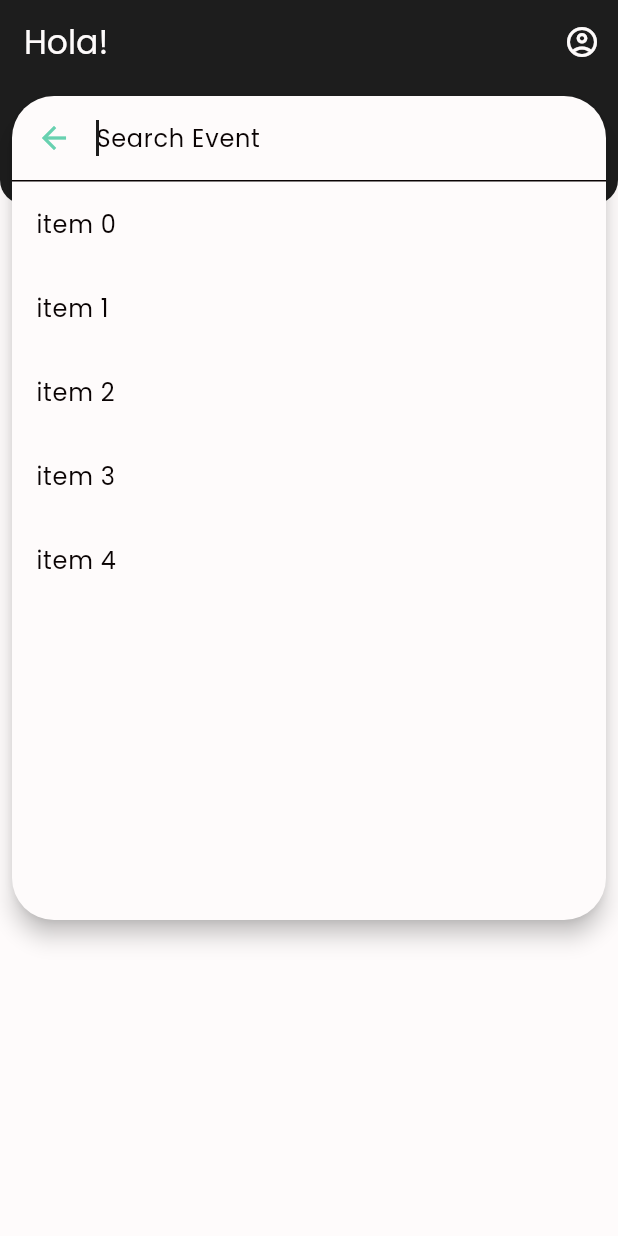
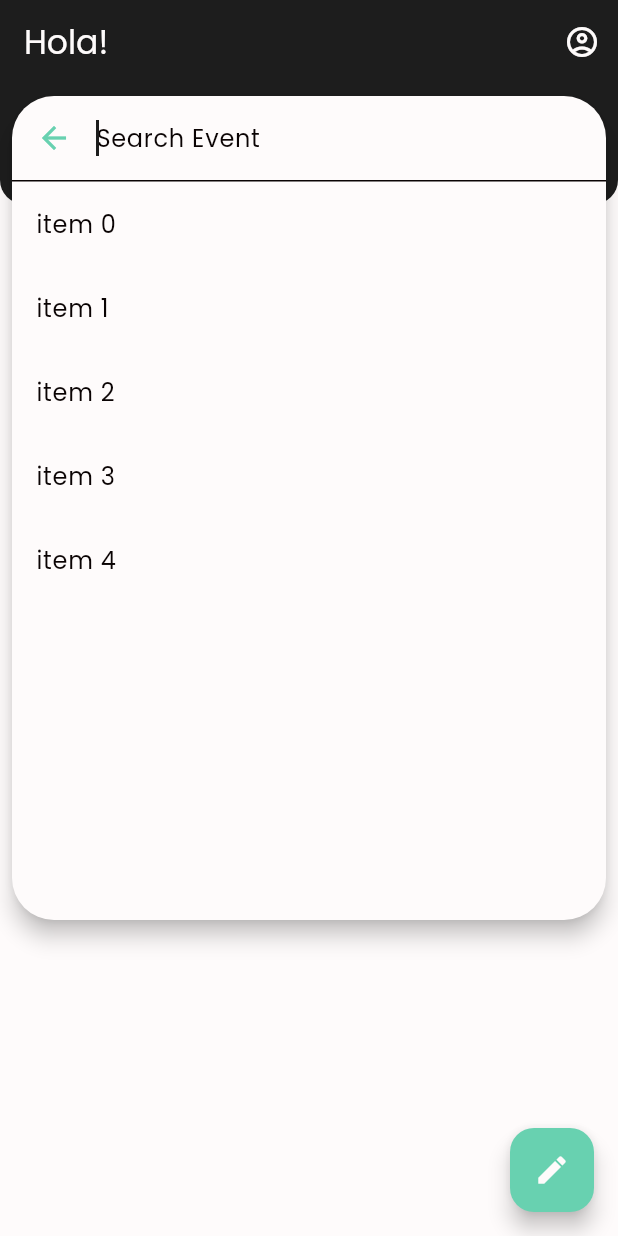
Before and after one commit to keannugran19/refresher, a Flutter app: the EventListScreen screen opened by its route, after a tap on "Search Event", on a phone screen of 412 x 824 dp. Run offline on Flutter 3.47's test engine with Material 3 defaults, Android fonts, the phone set to English and light mode, and no system bars; our stand-ins replace firebase_auth, firebase_core; accounts and stored records are empty.

Commit message:
added floating action button for creating new event

```diff
--- a/lib/views/events/event_list_screen.dart
+++ b/lib/views/events/event_list_screen.dart
@@ -81,6 +81,7 @@ class _EventListScreenState extends State<EventListScreen> {
           ],
         ),
       ),
+      floatingActionButton: _floatingActionButton(),
     );
   }
 
@@ -127,4 +128,13 @@ class _EventListScreenState extends State<EventListScreen> {
       ),
     );
   }
+
+  Widget _floatingActionButton() {
+    return FloatingActionButton(
+      onPressed: () {
+        Navigator.pushNamed(context, 'create_event_screen');
+      },
+      child: Icon(Icons.create),
+    );
+  }
 }
```
